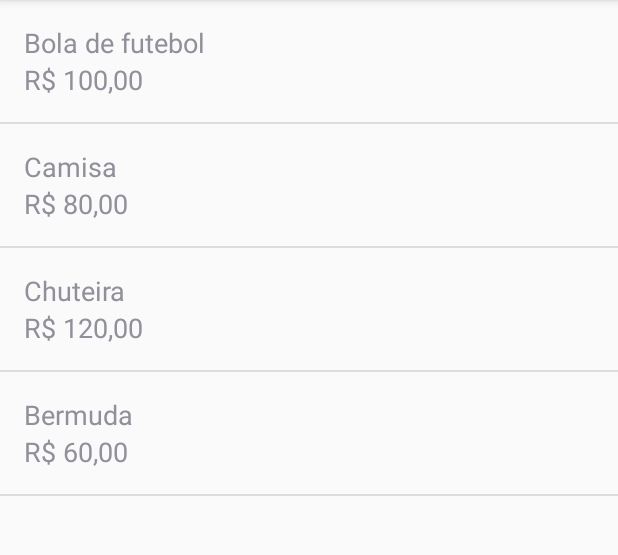
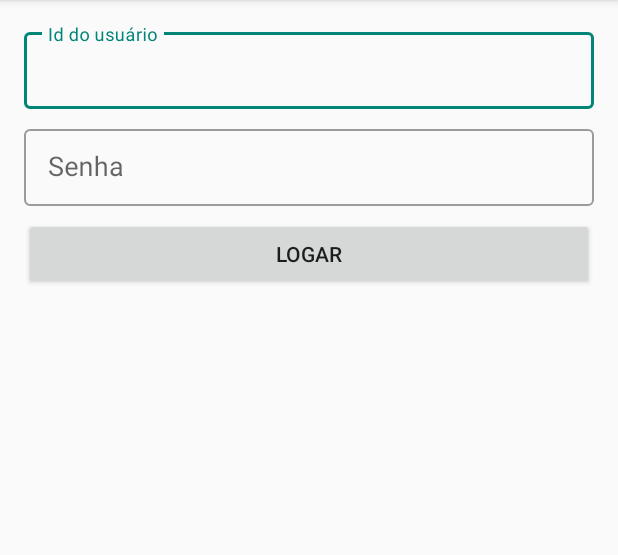
Before and after one commit to Akiira23/kotlin-android-navigation, an Android app: the screen it shows after launch (MainActivity), on a phone screen of 412 x 824 dp, the part 84-639 px from its top. Run offline under Robolectric (Android 15) with nearby library versions, the phone set to English and light mode, and no system bars; our stand-ins replace Room's generated code.

Commit message:
navegacao condicional

```diff
--- a/android-navigation-projeto-inicial/app/src/main/java/br/com/alura/aluraesporte/di/AppModules.kt
+++ b/android-navigation-projeto-inicial/app/src/main/java/br/com/alura/aluraesporte/di/AppModules.kt
@@ -1,5 +1,7 @@
 package br.com.alura.aluraesporte.di
 
+import android.content.SharedPreferences
+import android.preference.PreferenceManager
 import androidx.room.Room
 import androidx.room.RoomDatabase
 import androidx.sqlite.db.SupportSQLiteDatabase
@@ -7,6 +9,7 @@ import br.com.alura.aluraesporte.database.AppDatabase
 import br.com.alura.aluraesporte.database.dao.PagamentoDAO
 import br.com.alura.aluraesporte.database.dao.ProdutoDAO
 import br.com.alura.aluraesporte.model.Produto
+import br.com.alura.aluraesporte.repository.LoginRepository
 import br.com.alura.aluraesporte.repository.PagamentoRepository
 import br.com.alura.aluraesporte.repository.ProdutoRepository
 import br.com.alura.aluraesporte.ui.fragment.DetalhesProdutoFragment
@@ -14,6 +17,7 @@ import br.com.alura.aluraesporte.ui.fragment.ListaProdutosFragment
 import br.com.alura.aluraesporte.ui.fragment.PagamentoFragment
 import br.com.alura.aluraesporte.ui.recyclerview.adapter.ProdutosAdapter
 import br.com.alura.aluraesporte.ui.viewmodel.DetalhesProdutoViewModel
+import br.com.alura.aluraesporte.ui.viewmodel.LoginViewModel
 import br.com.alura.aluraesporte.ui.viewmodel.PagamentoViewModel
 import br.com.alura.aluraesporte.ui.viewmodel.ProdutosViewModel
 import kotlinx.coroutines.CoroutineScope
@@ -75,6 +79,8 @@ val daoModule = module {
     single<PagamentoDAO> { get<AppDatabase>().pagamentoDao() }
     single<ProdutoRepository> { ProdutoRepository(get()) }
     single<PagamentoRepository> { PagamentoRepository(get()) }
+    single<LoginRepository> { LoginRepository(get()) }
+    single<SharedPreferences> {PreferenceManager.getDefaultSharedPreferences(get())}
 }
 
 val uiModule = module {
@@ -88,4 +94,5 @@ val viewModelModule = module {
     viewModel<ProdutosViewModel> { ProdutosViewModel(get()) }
     viewModel<DetalhesProdutoViewModel> { (id: Long) -> DetalhesProdutoViewModel(id, get()) }
     viewModel<PagamentoViewModel> { PagamentoViewModel(get(), get()) }
+    viewModel<LoginViewModel> { LoginViewModel(get()) }
 }
--- /dev/null
+++ b/android-navigation-projeto-inicial/app/src/main/java/br/com/alura/aluraesporte/repository/LoginRepository.kt
@@ -0,0 +1,17 @@
+package br.com.alura.aluraesporte.repository
+
+import android.content.SharedPreferences
+import androidx.core.content.edit
+
+private const val CHAVE_LOGADO = "LOGADO"
+
+class LoginRepository(private val preferences: SharedPreferences) {
+
+    fun loga() {
+        preferences.edit {
+            putBoolean(CHAVE_LOGADO, true)
+        }
+    }
+
+    fun estaLogado(): Boolean = preferences.getBoolean(CHAVE_LOGADO, false)
+}
--- /dev/null
+++ b/android-navigation-projeto-inicial/app/src/main/java/br/com/alura/aluraesporte/ui/fragment/LoginFragment.kt
@@ -0,0 +1,44 @@
+package br.com.alura.aluraesporte.ui.fragment
+
+import android.os.Bundle
+import android.view.LayoutInflater
+import android.view.View
+import android.view.ViewGroup
+import androidx.fragment.app.Fragment
+import androidx.navigation.fragment.findNavController
+import br.com.alura.aluraesporte.R
+import br.com.alura.aluraesporte.ui.viewmodel.LoginViewModel
+import kotlinx.android.synthetic.main.login.*
+import org.koin.android.viewmodel.ext.android.viewModel
+
+class LoginFragment : Fragment() {
+
+    private val controlador by lazy {
+        findNavController()
+    }
+    private val viewModel: LoginViewModel by viewModel()
+
+    override fun onCreateView(
+        inflater: LayoutInflater,
+        container: ViewGroup?,
+        savedInstanceState: Bundle?
+    ): View? {
+        return inflater.inflate(R.layout.login, container, false)
+    }
+
+    override fun onViewCreated(view: View, savedInstanceState: Bundle?) {
+        super.onViewCreated(view, savedInstanceState)
+        if (viewModel.estaLogado()) {
+            vaiParaListaProdutos()
+        }
+        login_botao_logar.setOnClickListener {
+            viewModel.loga()
+            vaiParaListaProdutos()
+        }
+    }
+
+    private fun vaiParaListaProdutos() {
+        val direcao = LoginFragmentDirections.acaoLoginParaListaProdutos()
+        controlador.navigate(direcao)
+    }
+}
--- /dev/null
+++ b/android-navigation-projeto-inicial/app/src/main/java/br/com/alura/aluraesporte/ui/viewmodel/LoginViewModel.kt
@@ -0,0 +1,14 @@
+package br.com.alura.aluraesporte.ui.viewmodel
+
+import androidx.lifecycle.ViewModel
+import br.com.alura.aluraesporte.repository.LoginRepository
+
+class LoginViewModel(private val repository: LoginRepository) :ViewModel() {
+
+    fun loga() {
+        repository.loga()
+    }
+
+    fun estaLogado(): Boolean = repository.estaLogado()
+
+}
--- /dev/null
+++ b/android-navigation-projeto-inicial/app/src/main/res/layout/login.xml
@@ -0,0 +1,58 @@
+<?xml version="1.0" encoding="utf-8"?>
+<androidx.constraintlayout.widget.ConstraintLayout xmlns:android="http://schemas.android.com/apk/res/android"
+    xmlns:app="http://schemas.android.com/apk/res-auto"
+    android:layout_width="match_parent"
+    android:layout_height="match_parent">
+
+    <com.google.android.material.textfield.TextInputLayout
+        android:id="@+id/login_usuario_id"
+        style="@style/Widget.MaterialComponents.TextInputLayout.OutlinedBox.Dense"
+        android:layout_width="0dp"
+        android:layout_height="wrap_content"
+        android:layout_margin="16dp"
+        android:theme="@style/Widget.MaterialComponents.TextInputLayout.OutlinedBox.Dense"
+        app:layout_constraintBottom_toBottomOf="parent"
+        app:layout_constraintEnd_toEndOf="parent"
+        app:layout_constraintStart_toStartOf="parent"
+        app:layout_constraintTop_toTopOf="parent"
+        app:layout_constraintVertical_bias="0.0">
+
+        <com.google.android.material.textfield.TextInputEditText
+            android:layout_width="match_parent"
+            android:layout_height="wrap_content"
+            android:hint="Id do usuário"
+            android:inputType="number"
+            android:textSize="18sp" />
+    </com.google.android.material.textfield.TextInputLayout>
+
+    <com.google.android.material.textfield.TextInputLayout
+        android:id="@+id/login_senha"
+        style="@style/Widget.MaterialComponents.TextInputLayout.OutlinedBox.Dense"
+        android:layout_width="0dp"
+        android:layout_height="wrap_content"
+        android:layout_marginTop="8dp"
+        android:theme="@style/Widget.MaterialComponents.TextInputLayout.OutlinedBox.Dense"
+        app:layout_constraintEnd_toEndOf="@id/login_usuario_id"
+        app:layout_constraintStart_toStartOf="@id/login_usuario_id"
+        app:layout_constraintTop_toBottomOf="@id/login_usuario_id"
+        app:layout_constraintVertical_bias="0.0">
+
+        <com.google.android.material.textfield.TextInputEditText
+            android:layout_width="match_parent"
+            android:layout_height="wrap_content"
+            android:hint="Senha"
+            android:inputType="number"
+            android:textSize="18sp" />
+    </com.google.android.material.textfield.TextInputLayout>
+
+    <Button
+        android:id="@+id/login_botao_logar"
+        android:layout_width="0dp"
+        android:layout_height="wrap_content"
+        android:layout_marginTop="8dp"
+        android:text="Logar"
+        app:layout_constraintEnd_toEndOf="@id/login_senha"
+        app:layout_constraintStart_toStartOf="@id/login_senha"
+        app:layout_constraintTop_toBottomOf="@id/login_senha" />
+
+</androidx.constraintlayout.widget.ConstraintLayout>
--- a/android-navigation-projeto-inicial/app/src/main/res/navigation/nav_graph.xml
+++ b/android-navigation-projeto-inicial/app/src/main/res/navigation/nav_graph.xml
@@ -3,7 +3,7 @@
     xmlns:app="http://schemas.android.com/apk/res-auto"
     xmlns:tools="http://schemas.android.com/tools"
     android:id="@+id/nav_graph"
-    app:startDestination="@id/listaProdutos">
+    app:startDestination="@id/login">
     <fragment
         android:id="@+id/listaProdutos"
         android:name="br.com.alura.aluraesporte.ui.fragment.ListaProdutosFragment"
@@ -45,10 +45,25 @@
             app:exitAnim="@anim/nav_default_exit_anim"
             app:popEnterAnim="@anim/nav_default_pop_enter_anim"
             app:popExitAnim="@anim/nav_default_pop_exit_anim"
-            app:popUpTo="@+id/nav_graph"
+            app:popUpTo="@+id/listaProdutos"
             app:popUpToInclusive="true" />
         <argument
             android:name="produtoId"
             app:argType="long" />
     </fragment>
+    <fragment
+        android:id="@+id/login"
+        android:name="br.com.alura.aluraesporte.ui.fragment.LoginFragment"
+        android:label="Login"
+        tools:layout="@layout/login">
+        <action
+            android:id="@+id/acao_login_para_listaProdutos"
+            app:destination="@id/listaProdutos"
+            app:enterAnim="@anim/nav_default_enter_anim"
+            app:exitAnim="@anim/nav_default_exit_anim"
+            app:popEnterAnim="@anim/nav_default_pop_enter_anim"
+            app:popExitAnim="@anim/nav_default_pop_exit_anim"
+            app:popUpTo="@+id/login"
+            app:popUpToInclusive="true" />
+    </fragment>
 </navigation>
```
Also changed, not shown: android-navigation-projeto-inicial/app/app/src/main/res/layout/login.xml (added, +58 -0 lines).
